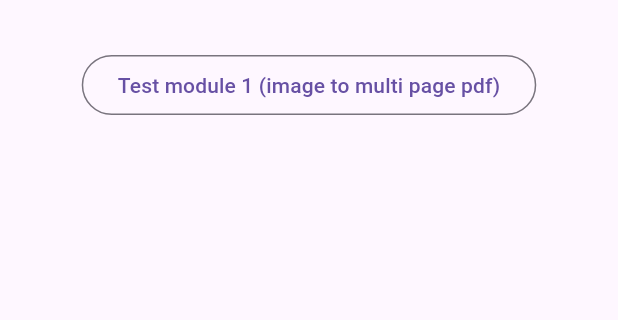
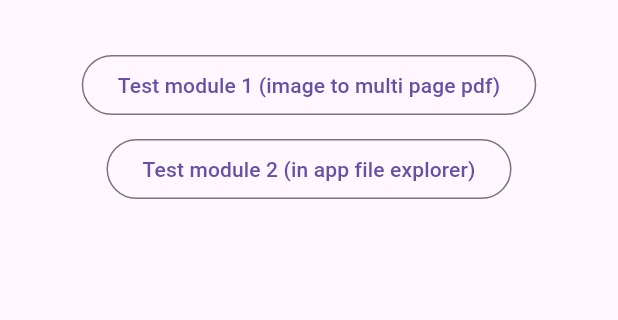
Before and after one commit to asplayground/project-b-client, a Flutter app: the screen it shows after launch, on a phone screen of 412 x 824 dp, the part 59-379 px from its top. Run offline on Flutter 3.47's test engine with Material 3 defaults, Android fonts, the phone set to English and light mode, and no system bars; our stand-ins replace image_picker, pdf.

Commit message:
feat: add file explorer module

```diff
--- a/lib/main.dart
+++ b/lib/main.dart
@@ -1,5 +1,6 @@
 import 'package:flutter/material.dart';
 import 'package:project_b/pages/lab/image_to_pdf.dart';
+import 'package:project_b/pages/lab/in_app_file_explorer.dart';
 
 void main() async {
   runApp(const MyApp());
@@ -13,7 +14,11 @@ class MyApp extends StatelessWidget {
       title: 'Flutter Demo',
       theme: ThemeData(),
       initialRoute: '/',
-      routes: {'/': (context) => const MyHomePage(), '/dev/imageToPdf': (context) => ImageToPdf()},
+      routes: {
+        '/': (context) => const MyHomePage(),
+        '/dev/imageToPdf': (context) => ImageToPdf(),
+        '/dev/fileExplorer': (context) => InAppFileExplorer(),
+      },
     );
   }
 }
@@ -26,7 +31,8 @@ class MyHomePage extends StatefulWidget {
 }
 
 class _MyHomePageState extends State<MyHomePage> with TickerProviderStateMixin {
-  final String _title = "Project B";
+  final String title = "Project B";
+
   @override
   void initState() {
     super.initState();
@@ -40,7 +46,7 @@ class _MyHomePageState extends State<MyHomePage> with TickerProviderStateMixin {
           elevation: 0,
           titleTextStyle: const TextStyle(color: Colors.black, fontSize: 20, fontWeight: FontWeight.bold),
           centerTitle: false,
-          title: Text(_title),
+          title: Text(title),
         ),
         body: Container(
           alignment: Alignment.center,
@@ -54,6 +60,14 @@ class _MyHomePageState extends State<MyHomePage> with TickerProviderStateMixin {
                     Navigator.pushNamed(context, "/dev/imageToPdf");
                   },
                   child: const Text("Test module 1 (image to multi page pdf)")),
+              const SizedBox(
+                height: 8,
+              ),
+              OutlinedButton(
+                  onPressed: () {
+                    Navigator.pushNamed(context, "/dev/fileExplorer");
+                  },
+                  child: const Text("Test module 2 (in app file explorer)")),
             ],
           ),
         ));
```
Also changed, not shown: lib/pages/lab/image_to_pdf.dart (+4 -3 lines), lib/pages/lab/in_app_file_explorer.dart (added, +69 -0 lines), 1 other file.
